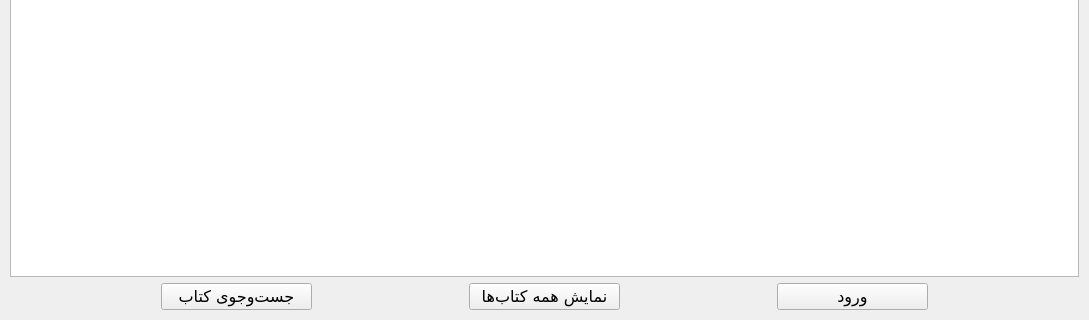
Old version of the form UserMainWindow.ui in the repository Dandelion07/Library; both pictures show x 0 to 1089 and y 280 to 600 of the 1089 by 600 pixel window.
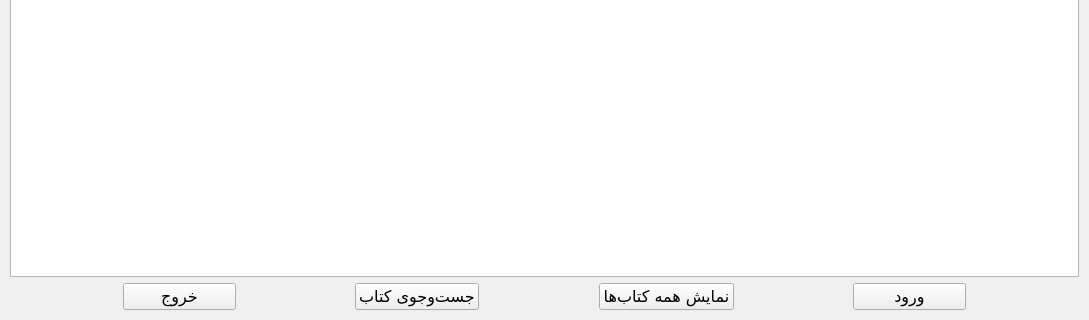
New version of the form.

```diff
--- a/UserMainWindow.ui
+++ b/UserMainWindow.ui
@@ -341,6 +341,38 @@
         </property>
        </spacer>
       </item>
+      <item>
+       <widget class="QPushButton" name="btn_exit">
+        <property name="sizePolicy">
+         <sizepolicy hsizetype="Expanding" vsizetype="Fixed">
+          <horstretch>0</horstretch>
+          <verstretch>0</verstretch>
+         </sizepolicy>
+        </property>
+        <property name="text">
+         <string>خروج</string>
+        </property>
+        <property name="iconSize">
+         <size>
+          <width>32</width>
+          <height>32</height>
+         </size>
+        </property>
+       </widget>
+      </item>
+      <item>
+       <spacer name="horizontalSpacer_5">
+        <property name="orientation">
+         <enum>Qt::Horizontal</enum>
+        </property>
+        <property name="sizeHint" stdset="0">
+         <size>
+          <width>40</width>
+          <height>20</height>
+         </size>
+        </property>
+       </spacer>
+      </item>
      </layout>
     </item>
    </layout>
```
